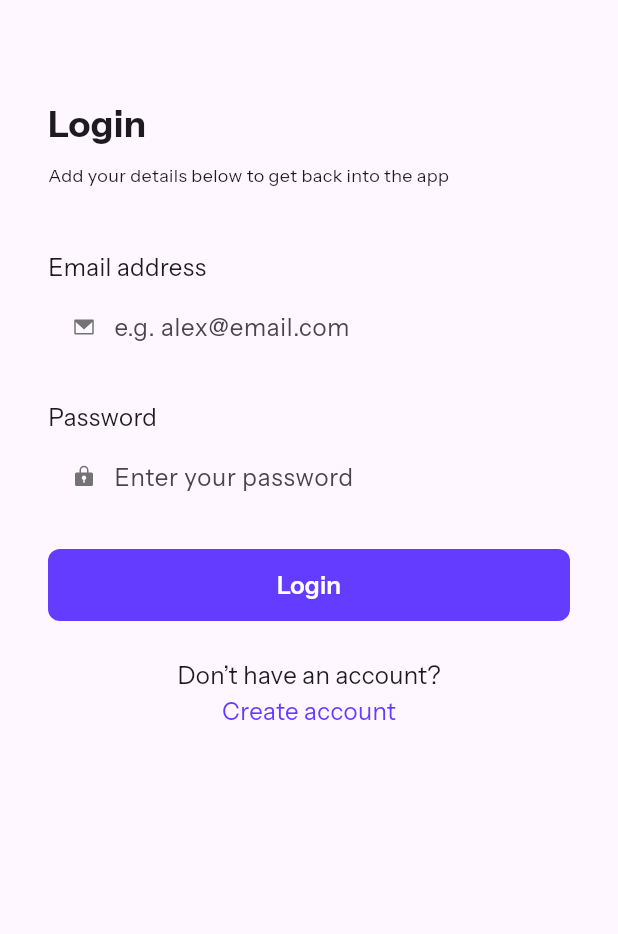
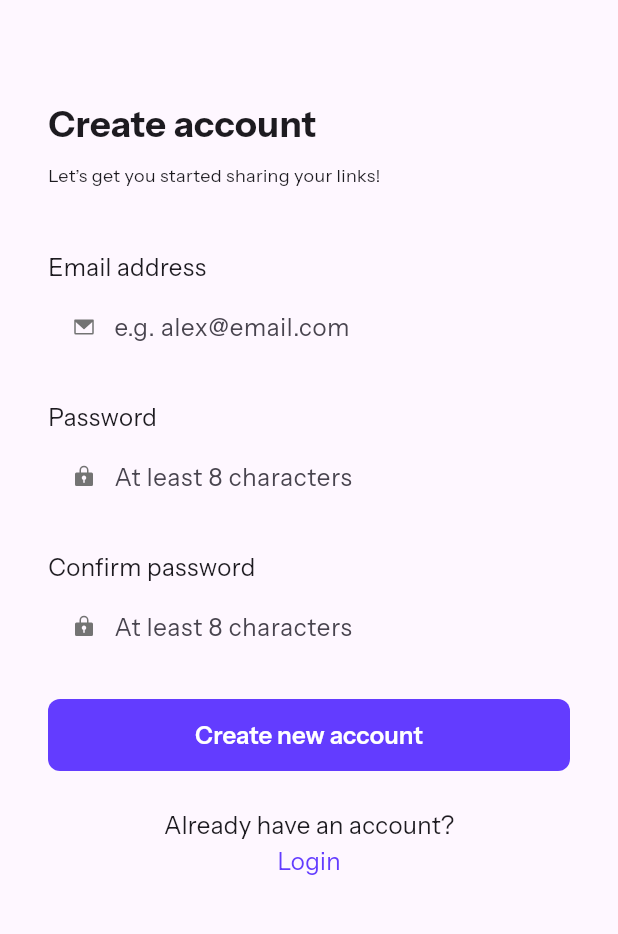
Before and after one commit to wallas938/flutter_link_sharing_app, a Flutter app: the screen it shows after launch, after a tap on "Create account", on a phone screen of 412 x 824 dp, the part 120-1054 px from its top. Run offline on Flutter 3.47's test engine with Material 3 defaults, Android fonts, the phone set to English and light mode, and no system bars; our stand-ins replace flutter_svg, google_fonts; project files that could hold a hidden picture were left out.

Commit message:
signup screen view finished

```diff
--- a/lib/main.dart
+++ b/lib/main.dart
@@ -1,7 +1,7 @@
 import 'package:flutter/material.dart';
-import 'package:flutter_link_sharing_app/app_constants/theme.colors.dart';
 import 'package:flutter_link_sharing_app/app_constants/theme.typo.dart';
-import 'package:flutter_link_sharing_app/components/Login_form_widget.dart';
+import 'package:flutter_link_sharing_app/widgets/Login_form_widget.dart';
+import 'package:flutter_link_sharing_app/widgets/Signup_form_widget.dart';
 import 'package:flutter_svg/flutter_svg.dart';
 import 'package:google_fonts/google_fonts.dart';
 
@@ -25,6 +25,11 @@ class MyApp extends StatelessWidget {
             headlineMedium: AppTypography.headingM,
           ),
           fontFamily: "Instrument Sans"),
+      routes: {
+        '/login': (context) => const LoginScreen(),
+        '/signup': (context) => const SignupScreen(),
+      },
+      debugShowCheckedModeBanner: false,
       home: const LoginScreen(),
     );
   }
@@ -51,6 +56,8 @@ class _LoginScreenState extends State<LoginScreen> {
         constraints: const BoxConstraints.expand(),
         alignment: Alignment.topLeft,
         padding: const EdgeInsets.all(32.0),
+        child: SingleChildScrollView(
+          physics: const BouncingScrollPhysics(),
           child: Column(
             crossAxisAlignment: CrossAxisAlignment.start,
             children: [
@@ -65,7 +72,7 @@ class _LoginScreenState extends State<LoginScreen> {
                   const SizedBox(width: 7.5),
                   const Text("devlinks", style: AppTypography.headingM)
                 ],
-            ),
+              ), // LOGO
               const SizedBox(
                 height: 64,
               ),
@@ -94,6 +101,7 @@ class _LoginScreenState extends State<LoginScreen> {
             ],
           ),
         ),
+      ),
     );
   }
 }
--- a/lib/components/Login_form_widget.dart
+++ b/lib/widgets/Login_form_widget.dart
@@ -1,6 +1,5 @@
-import 'package:flutter/cupertino.dart';
+import 'package:flutter/foundation.dart';
 import 'package:flutter/material.dart';
-import 'package:flutter/painting.dart';
 import 'package:flutter_link_sharing_app/app_constants/theme.colors.dart';
 import 'package:flutter_link_sharing_app/app_constants/theme.typo.dart';
 import 'package:flutter_svg/flutter_svg.dart';
@@ -103,7 +102,12 @@ class _LoginFormWidget extends State<LoginFormWidget> {
             mainAxisSize: MainAxisSize.max,
             children: [
               TextButton(
-                  onPressed: () {},
+                  onPressed: () {
+                    if (kDebugMode) {
+                      print(emailController.text);
+                      print(passwordController.text);
+                    }
+                  },
                   child: const Text(
                     "Login",
                     style: TextStyle(
@@ -128,14 +132,18 @@ class _LoginFormWidget extends State<LoginFormWidget> {
             ),
             GestureDetector(
               onTap: () {
+                Navigator.of(context).pushNamed("/signup");
               },
-              child: const Text("Create account", style: TextStyle(
-                color: AppColors.purple,
-                fontWeight: FontWeight.w400,
-                fontStyle: FontStyle.normal,
-                fontSize: 16,
-                fontFamily: "Instrument Sans",
-              ),),
+              child: const Text(
+                "Create account",
+                style: TextStyle(
+                  color: AppColors.purple,
+                  fontWeight: FontWeight.w400,
+                  fontStyle: FontStyle.normal,
+                  fontSize: 16,
+                  fontFamily: "Instrument Sans",
+                ),
+              ),
             ),
           ],
         ) // SIGN_UP_LINKS
--- /dev/null
+++ b/lib/widgets/Signup_form_widget.dart
@@ -0,0 +1,238 @@
+import 'package:flutter/foundation.dart';
+import 'package:flutter/material.dart';
+import 'package:flutter_link_sharing_app/app_constants/theme.colors.dart';
+import 'package:flutter_link_sharing_app/app_constants/theme.typo.dart';
+import 'package:flutter_svg/flutter_svg.dart';
+import 'package:google_fonts/google_fonts.dart';
+
+class SignupScreen extends StatefulWidget {
+  const SignupScreen({super.key});
+
+  @override
+  State<StatefulWidget> createState() => _SignupScreen();
+}
+
+class _SignupScreen extends State<SignupScreen> {
+  TextEditingController emailController = TextEditingController();
+  TextEditingController passwordController = TextEditingController();
+  TextEditingController confirmPasswordController = TextEditingController();
+
+  @override
+  Widget build(BuildContext context) {
+    return Scaffold(
+      body: Container(
+        constraints: const BoxConstraints.expand(),
+        alignment: Alignment.topLeft,
+        padding: const EdgeInsets.all(32.0),
+        child: SingleChildScrollView(
+          physics: const BouncingScrollPhysics(),
+          child: Column(
+            crossAxisAlignment: CrossAxisAlignment.start,
+            children: [
+              Row(
+                mainAxisAlignment: MainAxisAlignment.start,
+                crossAxisAlignment: CrossAxisAlignment.start,
+                children: <Widget>[
+                  SvgPicture.asset(
+                    'assets/images/logo-devlinks-small.svg',
+                    height: 40,
+                  ),
+                  const SizedBox(width: 7.5),
+                  const Text("devlinks", style: AppTypography.headingM)
+                ],
+              ), // LOGO
+              const SizedBox(
+                height: 64,
+              ),
+              Column(
+                crossAxisAlignment: CrossAxisAlignment.start,
+                children: [
+                  Text(
+                    "Create account",
+                    style: GoogleFonts.instrumentSans(
+                      fontSize: 24,
+                      fontWeight: FontWeight.w700,
+                      fontStyle: FontStyle.normal,
+                    ),
+                  ),
+                  const SizedBox(height: 8),
+                  const Text(
+                    "Let’s get you started sharing your links!",
+                    style: AppTypography.bodyS,
+                  )
+                ],
+              ),
+              const SizedBox(
+                height: 40,
+              ),
+              const Text("Email address", style: AppTypography.bodyM),
+              const SizedBox(height: 4),
+              Row(
+                children: [
+                  const SizedBox(
+                    width: 16,
+                  ),
+                  SvgPicture.asset(
+                    'assets/images/icon-email.svg',
+                    height: 16,
+                    width: 16,
+                  ),
+                  const SizedBox(
+                    width: 12,
+                  ),
+                  Expanded(
+                    child: TextFormField(
+                      style: const TextStyle(
+                        fontWeight: FontWeight.w400,
+                        fontStyle: FontStyle.normal,
+                        fontSize: 16,
+                        fontFamily: "Instrument Sans",
+                        color: AppColors.darkGrey,
+                      ),
+                      controller: emailController,
+                      decoration: const InputDecoration(
+                        hintText: "e.g. alex@email.com",
+                        border: InputBorder.none,
+                      ),
+                    ),
+                  ),
+                ],
+              ),
+              const SizedBox(height: 24),
+              const Text("Password", style: AppTypography.bodyM),
+              const SizedBox(height: 4),
+              Row(
+                children: [
+                  const SizedBox(
+                    width: 16,
+                  ),
+                  SvgPicture.asset(
+                    'assets/images/icon-password.svg',
+                    height: 16,
+                    width: 16,
+                  ),
+                  const SizedBox(
+                    width: 12,
+                  ),
+                  Expanded(
+                    child: TextFormField(
+                      obscureText: true,
+                      style: const TextStyle(
+                        fontWeight: FontWeight.w400,
+                        fontStyle: FontStyle.normal,
+                        fontSize: 16,
+                        fontFamily: "Instrument Sans",
+                        color: AppColors.darkGrey,
+                      ),
+                      controller: passwordController,
+                      decoration: const InputDecoration(
+                        hintText: "At least 8 characters",
+                        border: InputBorder.none,
+                      ),
+                    ),
+                  ),
+                ],
+              ), // PASSWORD_INPUT
+              const SizedBox(
+                height: 24,
+              ),
+              const Text("Confirm password", style: AppTypography.bodyM),
+              const SizedBox(height: 4),
+              Row(
+                children: [
+                  const SizedBox(
+                    width: 16,
+                  ),
+                  SvgPicture.asset(
+                    'assets/images/icon-password.svg',
+                    height: 16,
+                    width: 16,
+                  ),
+                  const SizedBox(
+                    width: 12,
+                  ),
+                  Expanded(
+                    child: TextFormField(
+                      obscureText: true,
+                      style: const TextStyle(
+                        fontWeight: FontWeight.w400,
+                        fontStyle: FontStyle.normal,
+                        fontSize: 16,
+                        fontFamily: "Instrument Sans",
+                        color: AppColors.darkGrey,
+                      ),
+                      controller: confirmPasswordController,
+                      decoration: const InputDecoration(
+                        hintText: "At least 8 characters",
+                        border: InputBorder.none,
+                      ),
+                    ),
+                  ),
+                ],
+              ), // CONFIRM_PASSWORD_INPUT
+              const SizedBox(
+                height: 24,
+              ),
+              Container(
+                width: double.infinity,
+                decoration: BoxDecoration(
+                    color: AppColors.purple,
+                    borderRadius: BorderRadius.circular(8.0)),
+                child: Row(
+                  mainAxisAlignment: MainAxisAlignment.center,
+                  mainAxisSize: MainAxisSize.max,
+                  children: [
+                    TextButton(
+                        onPressed: () {
+                          if (kDebugMode) {
+                            print(emailController.text);
+                            print(passwordController.text);
+                            print(confirmPasswordController.text);
+                          }
+                        },
+                        child: const Text(
+                          "Create new account",
+                          style: TextStyle(
+                              color: Colors.white,
+                              fontWeight: FontWeight.w600,
+                              fontStyle: FontStyle.normal,
+                              fontSize: 16,
+                              height: 1.5),
+                        ))
+                  ],
+                ),
+              ), // SUBMIT_BUTTON
+              const SizedBox(
+                height: 24,
+              ),
+              Column(
+                crossAxisAlignment: CrossAxisAlignment.center,
+                mainAxisAlignment: MainAxisAlignment.center,
+                children: [
+                  const Center(
+                    child: Text("Already have an account?"),
+                  ),
+                  GestureDetector(
+                    onTap: () {
+                      Navigator.of(context).pushNamed("/");
+                    },
+                    child: const Text(
+                      "Login",
+                      style: TextStyle(
+                        color: AppColors.purple,
+                        fontWeight: FontWeight.w400,
+                        fontStyle: FontStyle.normal,
+                        fontSize: 16,
+                        fontFamily: "Instrument Sans",
+                      ),
+                    ),
+                  ),
+                ],
+              ) // LOGIN_LINKS
+            ],
+          ),
+        ),
+      ),
+    );
+  }
+}
```
Lines whose indentation alone changed are shown as unchanged.
